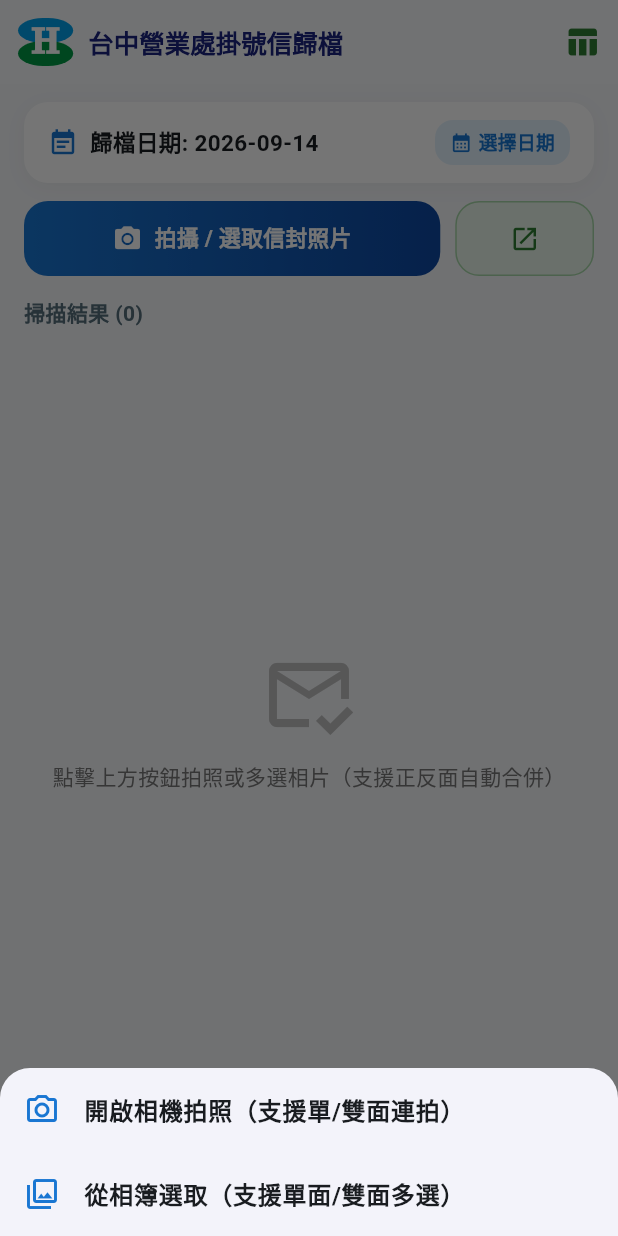
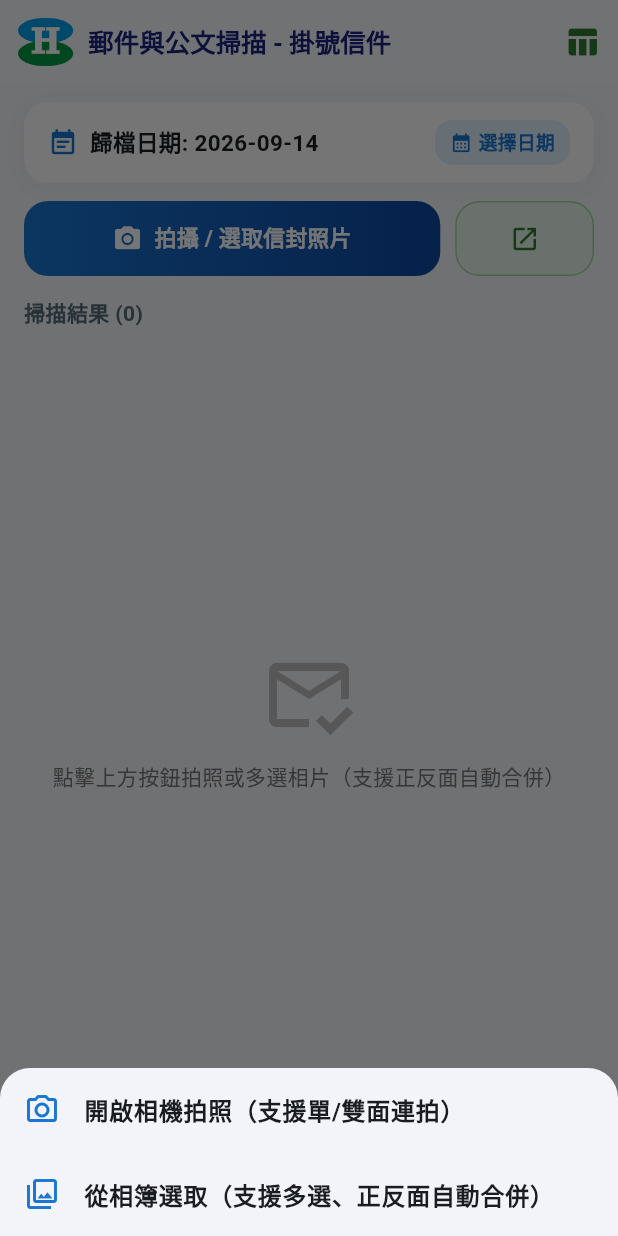
Before and after one commit to yannyyulissa-hue/mail_scanner, a Flutter app: the screen it shows after launch, after a tap on "拍攝 / 選取信封照片", on a phone screen of 412 x 824 dp. Run offline on Flutter 3.47's test engine with Material 3 defaults, Android fonts, the phone set to English and light mode, and no system bars; our stand-ins replace image_picker, wakelock_plus.

Commit message:
Update app name to 郵件與公文掃描 and fix batch multipart upload

```diff
--- a/lib/main.dart
+++ b/lib/main.dart
@@ -18,7 +18,7 @@ class UnifiedScannerApp extends StatelessWidget {
   @override
   Widget build(BuildContext context) {
     return MaterialApp(
-      title: '台中營業處文書歸檔系統',
+      title: '郵件與公文掃描',
       debugShowCheckedModeBanner: false,
       theme: ThemeData(
         colorScheme: ColorScheme.fromSeed(
@@ -80,7 +80,7 @@ class _MainNavigationShellState extends State<MainNavigationShell> {
 }
 
 // =============================================================
-// 分頁一：掛號信件歸檔 (真正批次整包上傳與正反配對)
+// 分頁一：掛號信件歸檔 (支援單拍、正反連拍、相簿多選批次)
 // =============================================================
 class MailItem {
   final String fileName;
@@ -106,7 +106,6 @@ class MailScannerView extends StatefulWidget {
 }
 
 class _MailScannerViewState extends State<MailScannerView> {
-  // 批次配對端點
   final String batchServerUrl =
       'https://mail-scanner-backend-371376741005.asia-east1.run.app/api/scan-envelopes-batch';
 
@@ -173,7 +172,7 @@ class _MailScannerViewState extends State<MailScannerView> {
     );
   }
 
-  // 拍照流程：支援連拍正反面整併打包
+  // 拍照流程：支援單面拍照或連拍背面條碼
   Future<void> _startCameraWorkflow() async {
     final XFile? frontPhoto = await _picker.pickImage(
       source: ImageSource.camera,
@@ -217,7 +216,7 @@ class _MailScannerViewState extends State<MailScannerView> {
               ),
               const SizedBox(height: 8),
               Text(
-                '該信件是否需要拍背面條碼？',
+                '該信件是否需要拍攝背面條碼？',
                 style: TextStyle(fontSize: 14, color: Colors.grey.shade700),
               ),
               const SizedBox(height: 20),
@@ -265,7 +264,6 @@ class _MailScannerViewState extends State<MailScannerView> {
       );
 
       if (backPhoto != null) {
-        // 同一包 Request 傳送兩張
         _processBatchInOneRequest([frontPhoto, backPhoto]);
       } else {
         _processBatchInOneRequest([frontPhoto]);
@@ -296,7 +294,7 @@ class _MailScannerViewState extends State<MailScannerView> {
             ),
             ListTile(
               leading: const Icon(Icons.photo_library_outlined, color: Color(0xFF1976D2)),
-              title: const Text('從相簿選取（支援單面/雙面多選）', style: TextStyle(fontWeight: FontWeight.w600)),
+              title: const Text('從相簿選取（支援多選、正反面自動合併）', style: TextStyle(fontWeight: FontWeight.w600)),
               onTap: () async {
                 Navigator.pop(ctx);
                 final List<XFile> images = await _picker.pickMultiImage(
@@ -315,7 +313,7 @@ class _MailScannerViewState extends State<MailScannerView> {
     );
   }
 
-  // 將所有選中的相片打包在同一個 HTTP Request 發送
+  // 真正將整批照片打包在同一個 MultipartRequest 傳送
   Future<void> _processBatchInOneRequest(List<XFile> files) async {
     setState(() => _isUploadingBatch = true);
     try {
@@ -334,17 +332,9 @@ class _MailScannerViewState extends State<MailScannerView> {
       final request = http.MultipartRequest('POST', uri);
       request.fields['archive_date'] = archiveDateStr;
 
-      for (int i = 0; i < files.length; i++) {
-        final xfile = files[i];
+      // 將每張檔案依序加入請求
+      for (final xfile in files) {
         request.files.add(await http.MultipartFile.fromPath('files', xfile.path));
-
-        // 提取時間戳記，若 EXIF 無法取得則使用檔案時間或遞增毫秒保證先後順序
-        int ts = DateTime.now().millisecondsSinceEpoch + (i * 1000);
-        try {
-          final stat = await File(xfile.path).stat();
-          ts = stat.modified.millisecondsSinceEpoch;
-        } catch (_) {}
-        request.fields.addAll({'timestamps': ts.toString()});
       }
 
       final streamed = await _httpClient.send(request).timeout(
@@ -412,7 +402,7 @@ class _MailScannerViewState extends State<MailScannerView> {
             const SizedBox(width: 10),
             const Expanded(
               child: Text(
-                '台中營業處掛號信歸檔',
+                '郵件與公文掃描 - 掛號信件',
                 style: TextStyle(fontWeight: FontWeight.bold, fontSize: 17, color: Color(0xFF1A237E)),
                 overflow: TextOverflow.ellipsis,
               ),
@@ -890,7 +880,7 @@ class _DocScannerViewState extends State<DocScannerView> {
             SizedBox(width: 10),
             Expanded(
               child: Text(
-                '公文函文收文登記簿',
+                '郵件與公文掃描 - 公文登記',
                 style: TextStyle(fontWeight: FontWeight.bold, fontSize: 17, color: Color(0xFF1B5E20)),
                 overflow: TextOverflow.ellipsis,
               ),
@@ -959,13 +949,6 @@ class _DocScannerViewState extends State<DocScannerView> {
                             ? LinearGradient(colors: [Colors.grey.shade500, Colors.grey.shade600])
                             : const LinearGradient(colors: [Color(0xFF2E7D32), Color(0xFF1B5E20)]),
                         borderRadius: BorderRadius.circular(16),
-                        boxShadow: [
-                          BoxShadow(
-                            color: const Color(0xFF2E7D32).withOpacity(0.25),
-                            blurRadius: 8,
-                            offset: const Offset(0, 4),
-                          ),
-                        ],
                       ),
                       child: Row(
                         mainAxisAlignment: MainAxisAlignment.center,
```
